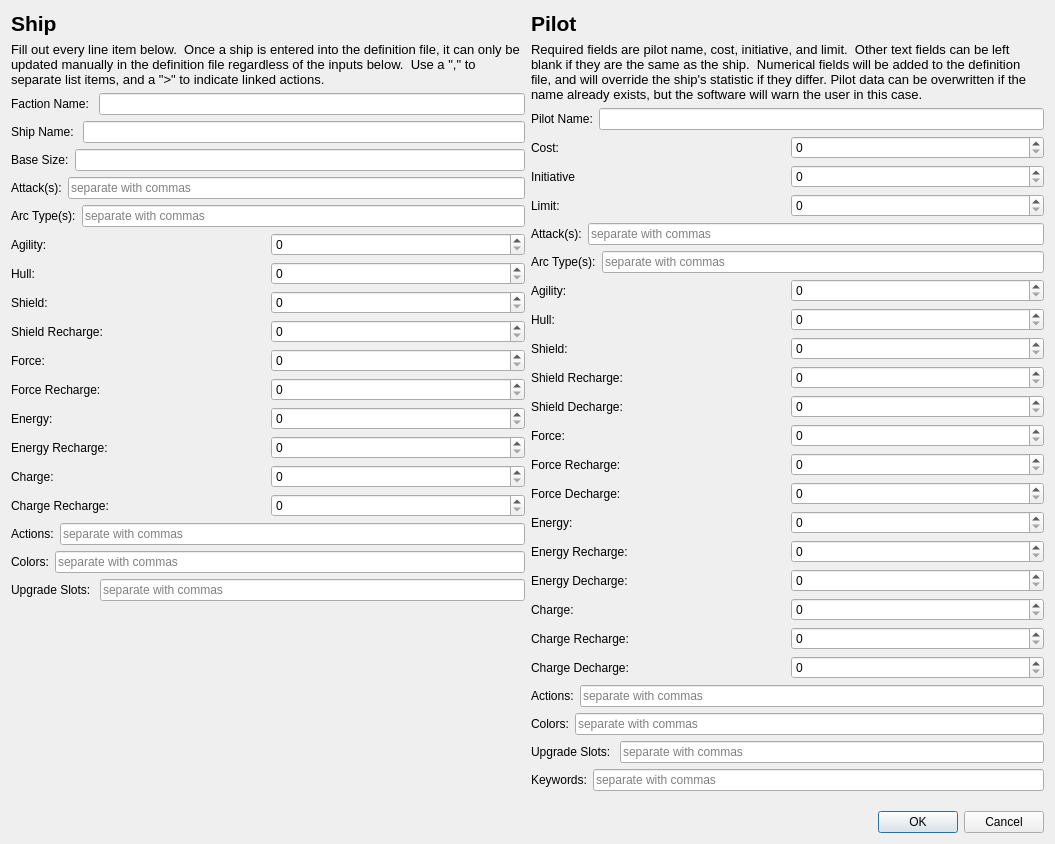
Old version of the form qt_designer/definition_form.ui in the repository flipperlord/x-wing-squad-builder.
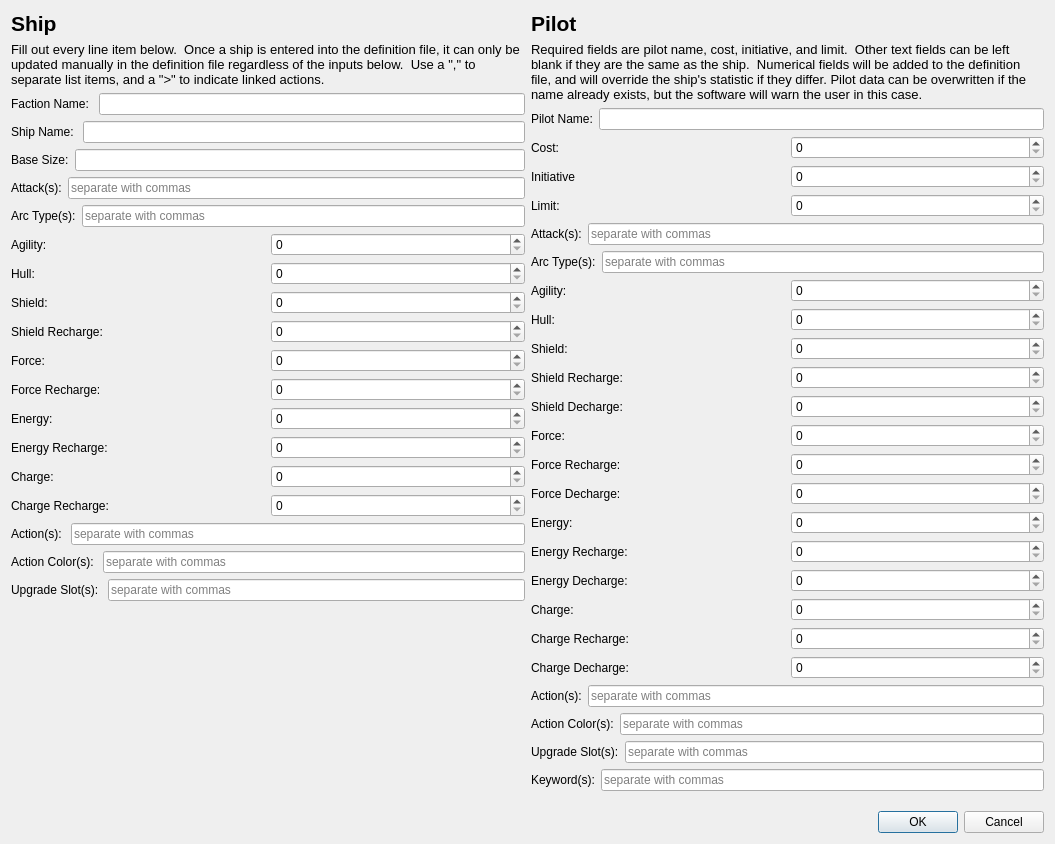
New version of the form. Icons and pictures are not drawn.

Commit message: updated definition forms

Diff of the .ui file:
```diff
--- a/qt_designer/definition_form.ui
+++ b/qt_designer/definition_form.ui
@@ -319,7 +319,7 @@
              <item>
               <widget class="QLabel" name="label_16">
                <property name="text">
-                <string>Actions:</string>
+                <string>Action(s): </string>
                </property>
               </widget>
              </item>
@@ -337,7 +337,7 @@
              <item>
               <widget class="QLabel" name="label_17">
                <property name="text">
-                <string>Colors:</string>
+                <string>Action Color(s): </string>
                </property>
               </widget>
              </item>
@@ -357,7 +357,7 @@
            <item>
             <widget class="QLabel" name="label_18">
              <property name="text">
-              <string>Upgrade Slots: </string>
+              <string>Upgrade Slot(s): </string>
              </property>
             </widget>
            </item>
@@ -745,7 +745,7 @@
              <item>
               <widget class="QLabel" name="label_21">
                <property name="text">
-                <string>Actions:</string>
+                <string>Action(s):</string>
                </property>
               </widget>
              </item>
@@ -763,7 +763,7 @@
              <item>
               <widget class="QLabel" name="label_36">
                <property name="text">
-                <string>Colors:</string>
+                <string>Action Color(s):</string>
                </property>
               </widget>
              </item>
@@ -783,7 +783,7 @@
            <item>
             <widget class="QLabel" name="label_38">
              <property name="text">
-              <string>Upgrade Slots: </string>
+              <string>Upgrade Slot(s):</string>
              </property>
             </widget>
            </item>
@@ -804,7 +804,7 @@
            <item>
             <widget class="QLabel" name="label_40">
              <property name="text">
-              <string>Keywords:</string>
+              <string>Keyword(s):</string>
              </property>
             </widget>
            </item>
```
The commit also changes 6 other files.
